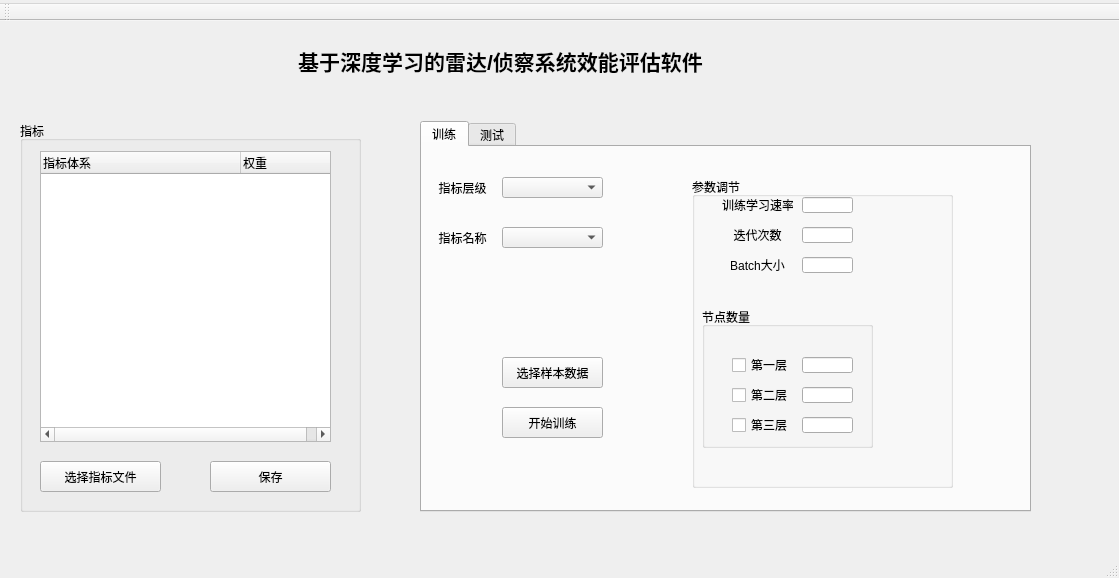
mallocliu/DBN, file mainwindow.ui: the form before one commit.
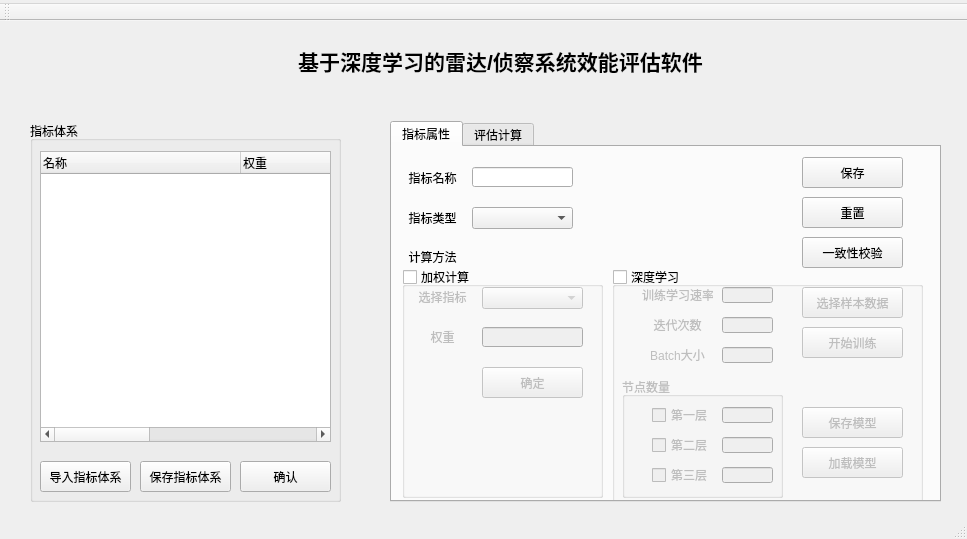
The form after the commit.

What changed in the file:
```diff
--- a/mainwindow.ui
+++ b/mainwindow.ui
@@ -6,8 +6,8 @@
    <rect>
     <x>0</x>
     <y>0</y>
-    <width>1119</width>
-    <height>578</height>
+    <width>967</width>
+    <height>539</height>
    </rect>
   </property>
   <property name="windowTitle">
@@ -45,10 +45,10 @@
    <widget class="QTabWidget" name="tabWidget">
     <property name="geometry">
      <rect>
-      <x>420</x>
+      <x>390</x>
       <y>100</y>
-      <width>611</width>
-      <height>391</height>
+      <width>551</width>
+      <height>381</height>
      </rect>
     </property>
     <property name="currentIndex">
@@ -56,49 +56,13 @@
     </property>
     <widget class="QWidget" name="tab_train">
      <attribute name="title">
-      <string>训练</string>
+      <string>指标属性</string>
      </attribute>
-     <widget class="QComboBox" name="comboBox_indexLevel">
-      <property name="geometry">
-       <rect>
-        <x>80</x>
-        <y>30</y>
-        <width>101</width>
-        <height>21</height>
-       </rect>
-      </property>
-     </widget>
-     <widget class="QComboBox" name="comboBox_indexName">
-      <property name="geometry">
-       <rect>
-        <x>80</x>
-        <y>80</y>
-        <width>101</width>
-        <height>21</height>
-       </rect>
-      </property>
-     </widget>
-     <widget class="QLabel" name="label_indexLevel">
-      <property name="geometry">
-       <rect>
-        <x>10</x>
-        <y>30</y>
-        <width>61</width>
-        <height>21</height>
-       </rect>
-      </property>
-      <property name="text">
-       <string>指标层级</string>
-      </property>
-      <property name="alignment">
-       <set>Qt::AlignCenter</set>
-      </property>
-     </widget>
      <widget class="QLabel" name="label_indexName">
       <property name="geometry">
        <rect>
         <x>10</x>
-        <y>80</y>
+        <y>20</y>
         <width>61</width>
         <height>21</height>
        </rect>
@@ -110,43 +74,23 @@
        <set>Qt::AlignCenter</set>
       </property>
      </widget>
-     <widget class="QPushButton" name="pushButton_selectTrain">
+     <widget class="QGroupBox" name="groupBox_dbn">
       <property name="geometry">
        <rect>
-        <x>80</x>
-        <y>210</y>
-        <width>101</width>
-        <height>31</height>
-       </rect>
-      </property>
-      <property name="text">
-       <string>选择样本数据</string>
-      </property>
-     </widget>
-     <widget class="QPushButton" name="command_startTrain">
-      <property name="geometry">
-       <rect>
-        <x>80</x>
-        <y>260</y>
-        <width>101</width>
-        <height>31</height>
-       </rect>
-      </property>
-      <property name="text">
-       <string>开始训练</string>
-      </property>
-     </widget>
-     <widget class="QGroupBox" name="groupBox">
-      <property name="geometry">
-       <rect>
-        <x>270</x>
-        <y>30</y>
-        <width>261</width>
-        <height>311</height>
+        <x>220</x>
+        <y>120</y>
+        <width>311</width>
+        <height>241</height>
        </rect>
       </property>
       <property name="title">
-       <string>参数调节</string>
+       <string>深度学习</string>
+      </property>
+      <property name="checkable">
+       <bool>true</bool>
+      </property>
+      <property name="checked">
+       <bool>false</bool>
       </property>
       <widget class="QLabel" name="label">
        <property name="geometry">
@@ -227,9 +171,9 @@
        <property name="geometry">
         <rect>
          <x>10</x>
-         <y>130</y>
-         <width>171</width>
-         <height>141</height>
+         <y>110</y>
+         <width>161</width>
+         <height>121</height>
         </rect>
        </property>
        <property name="title">
@@ -239,7 +183,7 @@
         <property name="geometry">
          <rect>
           <x>30</x>
-          <y>50</y>
+          <y>30</y>
           <width>71</width>
           <height>16</height>
          </rect>
@@ -252,7 +196,7 @@
         <property name="geometry">
          <rect>
           <x>100</x>
-          <y>50</y>
+          <y>30</y>
           <width>51</width>
           <height>16</height>
          </rect>
@@ -265,7 +209,7 @@
         <property name="geometry">
          <rect>
           <x>30</x>
-          <y>80</y>
+          <y>60</y>
           <width>71</width>
           <height>16</height>
          </rect>
@@ -278,7 +222,7 @@
         <property name="geometry">
          <rect>
           <x>100</x>
-          <y>80</y>
+          <y>60</y>
           <width>51</width>
           <height>16</height>
          </rect>
@@ -288,7 +232,7 @@
         <property name="geometry">
          <rect>
           <x>30</x>
-          <y>110</y>
+          <y>90</y>
           <width>71</width>
           <height>16</height>
          </rect>
@@ -301,18 +245,245 @@
         <property name="geometry">
          <rect>
           <x>100</x>
-          <y>110</y>
+          <y>90</y>
           <width>51</width>
           <height>16</height>
          </rect>
         </property>
        </widget>
       </widget>
+      <widget class="QPushButton" name="pushButton_selectTrain">
+       <property name="geometry">
+        <rect>
+         <x>190</x>
+         <y>20</y>
+         <width>101</width>
+         <height>31</height>
+        </rect>
+       </property>
+       <property name="text">
+        <string>选择样本数据</string>
+       </property>
+      </widget>
+      <widget class="QPushButton" name="command_startTrain">
+       <property name="geometry">
+        <rect>
+         <x>190</x>
+         <y>60</y>
+         <width>101</width>
+         <height>31</height>
+        </rect>
+       </property>
+       <property name="text">
+        <string>开始训练</string>
+       </property>
+      </widget>
+      <widget class="QPushButton" name="pushButton_saveModel">
+       <property name="geometry">
+        <rect>
+         <x>190</x>
+         <y>140</y>
+         <width>101</width>
+         <height>31</height>
+        </rect>
+       </property>
+       <property name="text">
+        <string>保存模型</string>
+       </property>
+      </widget>
+      <widget class="QPushButton" name="pushButton_loadModel">
+       <property name="geometry">
+        <rect>
+         <x>190</x>
+         <y>180</y>
+         <width>101</width>
+         <height>31</height>
+        </rect>
+       </property>
+       <property name="text">
+        <string>加载模型</string>
+       </property>
+      </widget>
+     </widget>
+     <widget class="QLabel" name="label_4">
+      <property name="geometry">
+       <rect>
+        <x>10</x>
+        <y>100</y>
+        <width>61</width>
+        <height>20</height>
+       </rect>
+      </property>
+      <property name="text">
+       <string>计算方法</string>
+      </property>
+      <property name="alignment">
+       <set>Qt::AlignCenter</set>
+      </property>
+     </widget>
+     <widget class="QLabel" name="label_indexType">
+      <property name="geometry">
+       <rect>
+        <x>10</x>
+        <y>60</y>
+        <width>61</width>
+        <height>21</height>
+       </rect>
+      </property>
+      <property name="text">
+       <string>指标类型</string>
+      </property>
+      <property name="alignment">
+       <set>Qt::AlignCenter</set>
+      </property>
+     </widget>
+     <widget class="QLineEdit" name="lineEdit_indexName">
+      <property name="geometry">
+       <rect>
+        <x>80</x>
+        <y>20</y>
+        <width>101</width>
+        <height>20</height>
+       </rect>
+      </property>
+     </widget>
+     <widget class="QComboBox" name="combo_indexType">
+      <property name="geometry">
+       <rect>
+        <x>80</x>
+        <y>60</y>
+        <width>101</width>
+        <height>22</height>
+       </rect>
+      </property>
+     </widget>
+     <widget class="QGroupBox" name="groupBox_weight">
+      <property name="geometry">
+       <rect>
+        <x>10</x>
+        <y>120</y>
+        <width>201</width>
+        <height>231</height>
+       </rect>
+      </property>
+      <property name="title">
+       <string>加权计算</string>
+      </property>
+      <property name="checkable">
+       <bool>true</bool>
+      </property>
+      <property name="checked">
+       <bool>false</bool>
+      </property>
+      <widget class="QLabel" name="label_6">
+       <property name="geometry">
+        <rect>
+         <x>10</x>
+         <y>20</y>
+         <width>61</width>
+         <height>20</height>
+        </rect>
+       </property>
+       <property name="text">
+        <string>选择指标</string>
+       </property>
+       <property name="alignment">
+        <set>Qt::AlignCenter</set>
+       </property>
+      </widget>
+      <widget class="QComboBox" name="combo_subIndex">
+       <property name="geometry">
+        <rect>
+         <x>80</x>
+         <y>20</y>
+         <width>101</width>
+         <height>22</height>
+        </rect>
+       </property>
+      </widget>
+      <widget class="QLabel" name="label_5">
+       <property name="geometry">
+        <rect>
+         <x>10</x>
+         <y>60</y>
+         <width>61</width>
+         <height>20</height>
+        </rect>
+       </property>
+       <property name="text">
+        <string>权重</string>
+       </property>
+       <property name="alignment">
+        <set>Qt::AlignCenter</set>
+       </property>
+      </widget>
+      <widget class="QLineEdit" name="lineEdit_weight">
+       <property name="geometry">
+        <rect>
+         <x>80</x>
+         <y>60</y>
+         <width>101</width>
+         <height>20</height>
+        </rect>
+       </property>
+      </widget>
+      <widget class="QPushButton" name="push_saveWeight">
+       <property name="geometry">
+        <rect>
+         <x>80</x>
+         <y>100</y>
+         <width>101</width>
+         <height>31</height>
+        </rect>
+       </property>
+       <property name="text">
+        <string>确定</string>
+       </property>
+      </widget>
+     </widget>
+     <widget class="QPushButton" name="push_saveCurrentindex">
+      <property name="geometry">
+       <rect>
+        <x>410</x>
+        <y>10</y>
+        <width>101</width>
+        <height>31</height>
+       </rect>
+      </property>
+      <property name="text">
+       <string>保存</string>
+      </property>
+     </widget>
+     <widget class="QPushButton" name="push_clearCurrentindex">
+      <property name="geometry">
+       <rect>
+        <x>410</x>
+        <y>50</y>
+        <width>101</width>
+        <height>31</height>
+       </rect>
+      </property>
+      <property name="text">
+       <string>重置</string>
+      </property>
+     </widget>
+     <widget class="QPushButton" name="push_checkIndex">
+      <property name="geometry">
+       <rect>
+        <x>410</x>
+        <y>90</y>
+        <width>101</width>
+        <height>31</height>
+       </rect>
+      </property>
+      <property name="text">
+       <string>一致性校验</string>
+      </property>
      </widget>
     </widget>
     <widget class="QWidget" name="tab_test">
      <attribute name="title">
-      <string>测试</string>
+      <string>评估计算</string>
      </attribute>
      <widget class="QPushButton" name="pushButton_selectEvaluate">
       <property name="geometry">
@@ -455,19 +626,19 @@
    <widget class="QGroupBox" name="group_index">
     <property name="geometry">
      <rect>
-      <x>20</x>
+      <x>30</x>
       <y>100</y>
-      <width>341</width>
-      <height>391</height>
+      <width>311</width>
+      <height>381</height>
      </rect>
     </property>
     <property name="title">
-     <string>指标</string>
+     <string>指标体系</string>
     </property>
     <widget class="QTreeWidget" name="tree_index">
      <property name="geometry">
       <rect>
-       <x>20</x>
+       <x>10</x>
        <y>30</y>
        <width>291</width>
        <height>291</height>
@@ -502,7 +673,7 @@
      </attribute>
      <column>
       <property name="text">
-       <string>指标体系</string>
+       <string>名称</string>
       </property>
      </column>
      <column>
@@ -510,31 +681,54 @@
        <string>权重</string>
       </property>
      </column>
+     <column>
+      <property name="text">
+       <string>类型</string>
+      </property>
+     </column>
+     <column>
+      <property name="text">
+       <string>是否加权</string>
+      </property>
+     </column>
     </widget>
     <widget class="QPushButton" name="push_editIndex">
      <property name="geometry">
       <rect>
-       <x>190</x>
+       <x>110</x>
        <y>340</y>
-       <width>121</width>
+       <width>91</width>
        <height>31</height>
       </rect>
      </property>
      <property name="text">
-      <string>保存</string>
+      <string>保存指标体系</string>
      </property>
     </widget>
     <widget class="QPushButton" name="push_selectIndex">
      <property name="geometry">
       <rect>
-       <x>20</x>
+       <x>10</x>
        <y>340</y>
-       <width>121</width>
+       <width>91</width>
        <height>31</height>
       </rect>
      </property>
      <property name="text">
-      <string>选择指标文件</string>
+      <string>导入指标体系</string>
+     </property>
+    </widget>
+    <widget class="QPushButton" name="push_confirmindex">
+     <property name="geometry">
+      <rect>
+       <x>210</x>
+       <y>340</y>
+       <width>91</width>
+       <height>31</height>
+      </rect>
+     </property>
+     <property name="text">
+      <string>确认</string>
      </property>
     </widget>
    </widget>
@@ -553,7 +747,7 @@
     <rect>
      <x>0</x>
      <y>0</y>
-     <width>1119</width>
+     <width>967</width>
      <height>23</height>
     </rect>
    </property>
```
Left out of the diff: 121 changed lines with no effect on the pictures.
